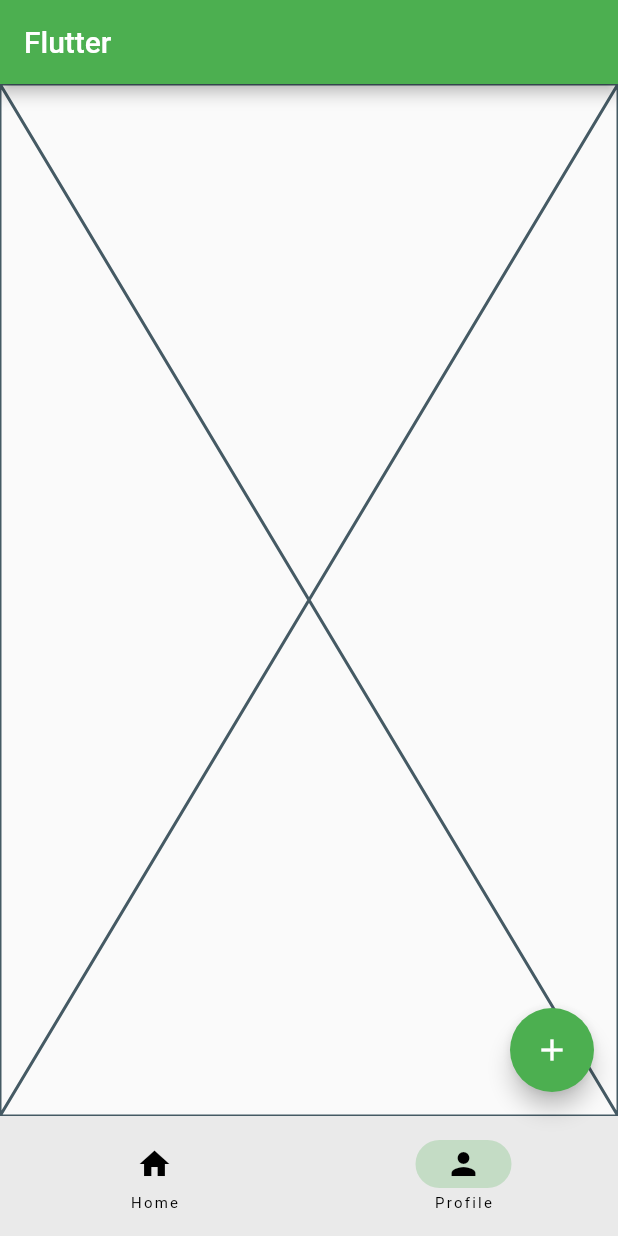
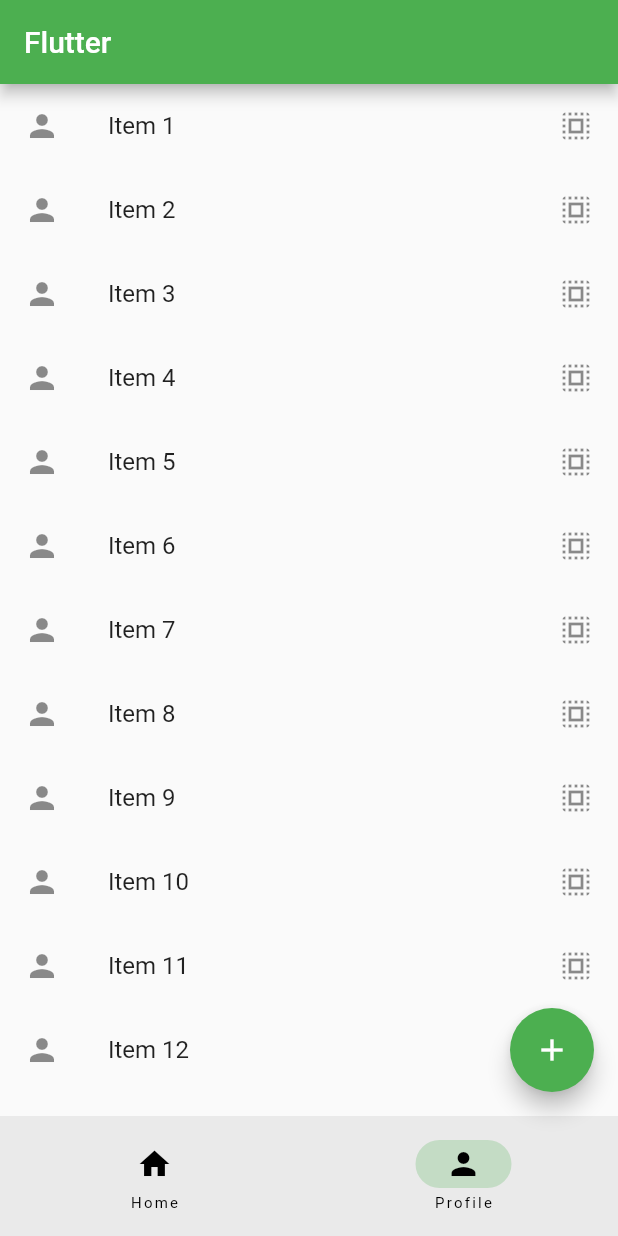
Before and after one commit to HORRYZONE/flutter_ClubApp, a Flutter app: the screen it shows after launch, item 2 of the bottom bar chosen, on a phone screen of 412 x 824 dp. Run offline on Flutter 3.47's test engine with Material 2 defaults, Android fonts, the phone set to English and light mode, and no system bars.

Commit message:
ListView builder widget

```diff
--- a/sampleproject/lib/profile_page.dart
+++ b/sampleproject/lib/profile_page.dart
@@ -1,10 +1,23 @@
 import 'package:flutter/material.dart';
+
+const itemCount = 20;
 
 class ProfilePage extends StatelessWidget {
   const ProfilePage({super.key});
 
   @override
   Widget build(BuildContext context) {
-    return const Placeholder();
+    return ListView.builder(
+      itemCount: itemCount,
+      itemBuilder: (BuildContext context, int index) {
+      return  ListTile(
+        title: Text('Item ${(index + 1)}'),
+        leading: const Icon(Icons.person),
+        trailing: const Icon(Icons.select_all),
+        onTap: (){
+          debugPrint('item ${(index +1)} selected');
+        },
+      );
+    });
   }
 }
```
